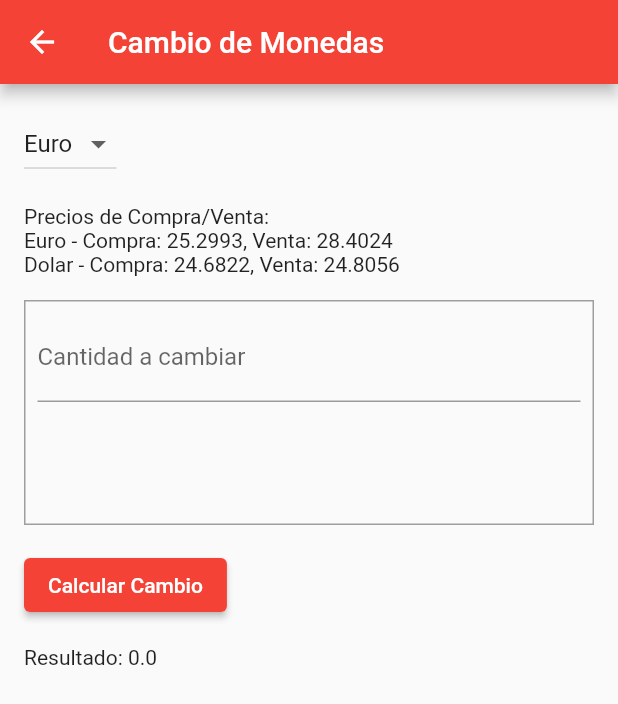
After one commit to pinto-ca/Examen1, a Flutter app: the CurrencyPage screen opened by its route, on a phone screen of 412 x 824 dp. The commit adds this screen. Shown: the top 704 px of the screen. Run offline on Flutter 3.47's test engine with Material 2 defaults, Android fonts, the phone set to English and light mode, and no system bars; network calls fail.

Commit message:
update_cambioMoneda

```diff
--- a/lib/main.dart
+++ b/lib/main.dart
@@ -1,4 +1,5 @@
 import 'package:exam_carlos/main_pages/menu.dart';
+import 'package:exam_carlos/main_pages/moneda.dart';
 import 'package:exam_carlos/main_pages/noticias.dart';
 import 'package:flutter/material.dart';
 
@@ -16,6 +17,7 @@ class MyApp extends StatelessWidget {
       routes: {
         '/': (context) => const MenuPage(),
         '/news': (context) => const NewsPage(),
+        '/currency': (context) => const CurrencyPage()
       },
     );
   }
--- /dev/null
+++ b/lib/main_pages/moneda.dart
@@ -0,0 +1,104 @@
+import 'package:flutter/material.dart';
+
+class CurrencyPage extends StatefulWidget {
+  const CurrencyPage({Key? key}) : super(key: key);
+
+  @override
+  _CurrencyPageState createState() => _CurrencyPageState();
+}
+
+class _CurrencyPageState extends State<CurrencyPage> {
+  String _moneda = 'Euro';
+  double _precioCompraEuro = 25.2993;
+  double _precioVentaEuro = 28.4024;
+  double _precioCompraDolar = 24.6822;
+  double _precioVentaDolar = 24.8056;
+  TextEditingController _cantidadController = TextEditingController();
+  double _resultado = 0.0;
+
+  @override
+  Widget build(BuildContext context) {
+    return Scaffold(
+      appBar: AppBar(
+        title: const Text('Cambio de Monedas'),
+      ),
+      body: Padding(
+        padding: const EdgeInsets.all(16.0),
+        child: Column(
+          crossAxisAlignment: CrossAxisAlignment.start,
+          children: [
+            DropdownButton<String>(
+              value: _moneda,
+              items: ['Euro', 'Dolar'].map((String value) {
+                return DropdownMenuItem<String>(
+                  value: value,
+                  child: Text(value),
+                );
+              }).toList(),
+              onChanged: (String? newValue) {
+                setState(() {
+                  _moneda = newValue ?? 'Euro';
+                  _actualizarPrecios();
+                });
+              },
+            ),
+            SizedBox(height: 16.0),
+            Text('Precios de Compra/Venta:'),
+            Text('Euro - Compra: $_precioCompraEuro, Venta: $_precioVentaEuro'),
+            Text(
+                'Dolar - Compra: $_precioCompraDolar, Venta: $_precioVentaDolar'),
+            SizedBox(height: 16.0),
+            Container(
+              width: double.infinity,
+              height: 150.0,
+              decoration: BoxDecoration(
+                border: Border.all(color: Colors.grey),
+              ),
+              child: Padding(
+                padding: const EdgeInsets.all(8.0),
+                child: TextField(
+                  controller: _cantidadController,
+                  keyboardType: TextInputType.number,
+                  decoration: InputDecoration(
+                    labelText: 'Cantidad a cambiar',
+                  ),
+                ),
+              ),
+            ),
+            SizedBox(height: 16.0),
+            ElevatedButton(
+              onPressed: () {
+                setState(() {
+                  _calcularCambio();
+                });
+              },
+              child: Text('Calcular Cambio'),
+            ),
+            SizedBox(height: 16.0),
+            Text('Resultado: $_resultado'),
+          ],
+        ),
+      ),
+    );
+  }
+
+  void _actualizarPrecios() {
+    if (_moneda == 'Euro') {
+      _precioCompraEuro = 25.2993;
+      _precioVentaEuro = 28.4024;
+    } else if (_moneda == 'Dolar') {
+      _precioCompraDolar = 24.6822;
+      _precioVentaDolar = 24.8056;
+    }
+  }
+
+  void _calcularCambio() {
+    double cantidad = double.tryParse(_cantidadController.text) ?? 0.0;
+
+    if (_moneda == 'Euro') {
+      _resultado = cantidad * _precioCompraEuro;
+    } else if (_moneda == 'Dolar') {
+      _resultado = cantidad * _precioCompraDolar;
+    }
+  }
+}
```
